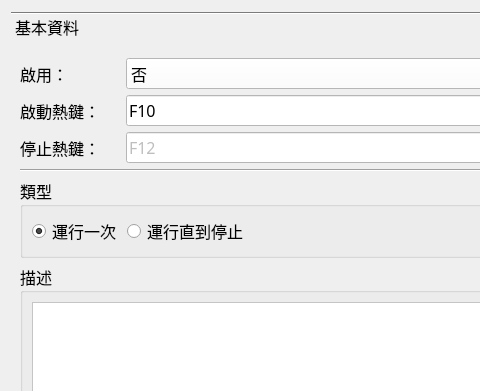
Old version of the form ui/editor.ui in the repository willy11342002/hotkeyMiddle; both pictures show x 0 to 480 and y 0 to 391 of the 686 by 543 pixel window.
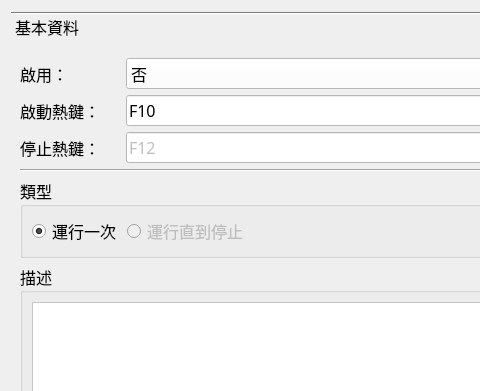
New version of the form. Custom widgets are drawn as their Qt base class.

Patch:
```diff
--- a/ui/editor.ui
+++ b/ui/editor.ui
@@ -212,6 +212,9 @@
           </item>
           <item>
            <widget class="QRadioButton" name="rb_while">
+            <property name="enabled">
+             <bool>false</bool>
+            </property>
             <property name="font">
              <font>
               <family>微軟正黑體</family>
```
